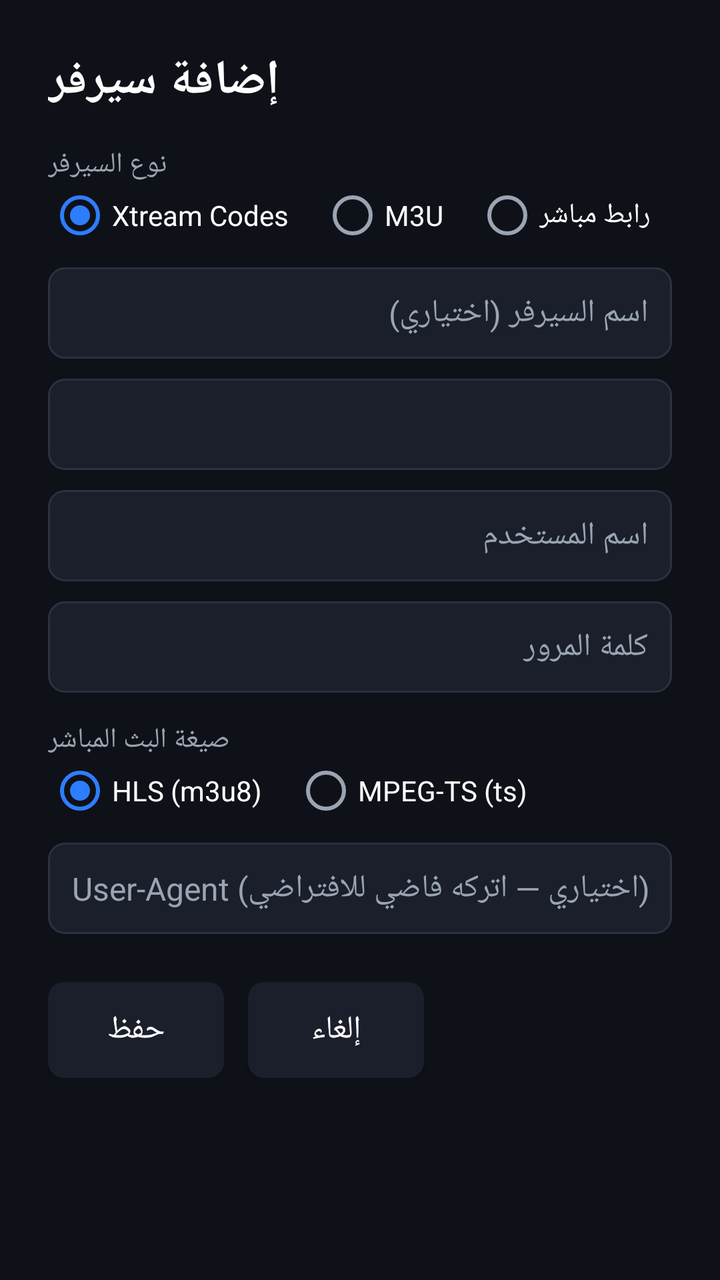
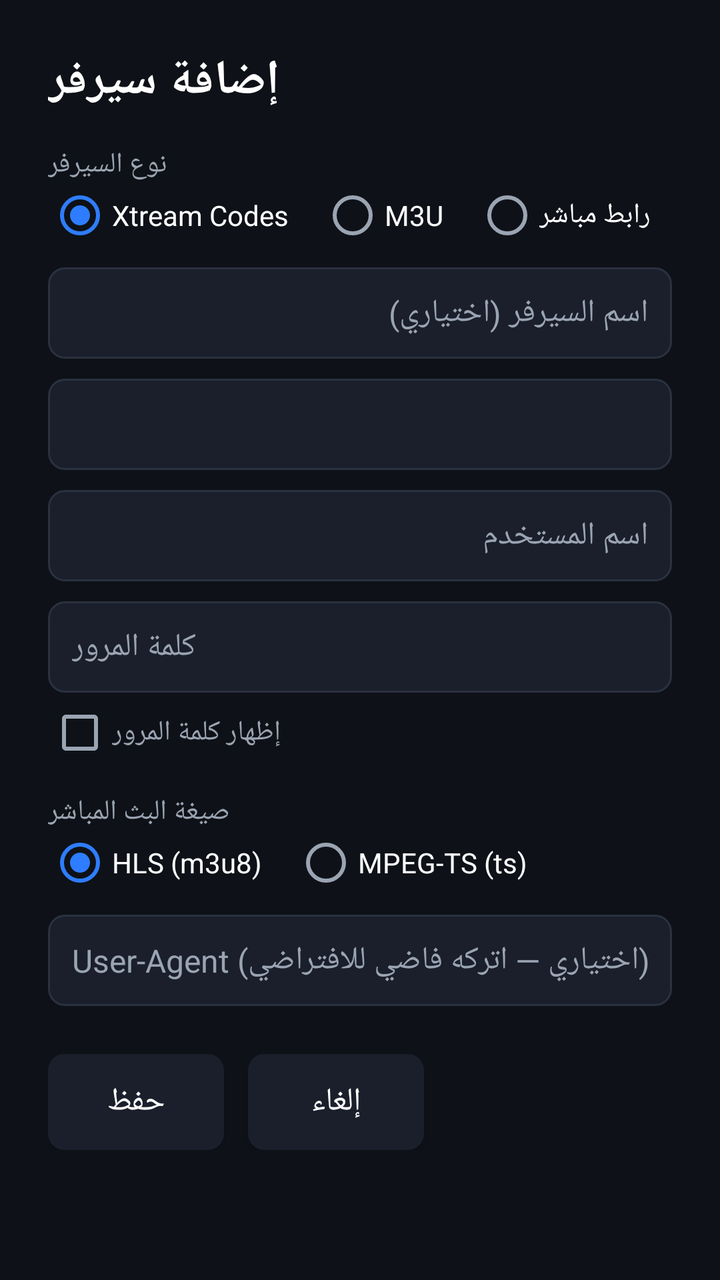

Screens rendered from an Android XML layout before and after an edit, with the pre-edit source and the edit as a unified diff.
<!-- AndroidManifest.xml: application theme AppTheme -->
<!-- res/layout/activity_add_server.xml -->
<?xml version="1.0" encoding="utf-8"?>
<ScrollView xmlns:android="http://schemas.android.com/apk/res/android"
    android:layout_width="match_parent"
    android:layout_height="match_parent"
    android:fillViewport="true">

    <LinearLayout
        android:layout_width="match_parent"
        android:layout_height="wrap_content"
        android:layout_gravity="center_horizontal"
        android:orientation="vertical"
        android:padding="24dp">

        <TextView
            android:id="@+id/heading"
            android:layout_width="wrap_content"
            android:layout_height="wrap_content"
            android:text="إضافة سيرفر"
            android:textColor="@color/text"
            android:textSize="24sp"
            android:textStyle="bold" />

        <TextView
            android:layout_width="wrap_content"
            android:layout_height="wrap_content"
            android:layout_marginTop="16dp"
            android:text="@string/server_type"
            android:textColor="@color/text_dim" />

        <RadioGroup
            android:id="@+id/typeGroup"
            android:layout_width="match_parent"
            android:layout_height="wrap_content"
            android:checkedButton="@+id/rbXtream"
            android:orientation="horizontal">

            <RadioButton
                android:id="@+id/rbXtream"
                android:layout_width="wrap_content"
                android:layout_height="wrap_content"
                android:layout_marginEnd="16dp"
                android:text="Xtream Codes"
                android:textColor="@color/text" />

            <RadioButton
                android:id="@+id/rbM3u"
                android:layout_width="wrap_content"
                android:layout_height="wrap_content"
                android:layout_marginEnd="16dp"
                android:text="M3U"
                android:textColor="@color/text" />

            <RadioButton
                android:id="@+id/rbDirect"
                android:layout_width="wrap_content"
                android:layout_height="wrap_content"
                android:text="رابط مباشر"
                android:textColor="@color/text" />
        </RadioGroup>

        <EditText
            android:id="@+id/name"
            style="@style/TvInput"
            android:layout_width="match_parent"
            android:layout_height="wrap_content"
            android:hint="@string/server_name"
            android:inputType="text" />

        <EditText
            android:id="@+id/url"
            style="@style/TvInput"
            android:layout_width="match_parent"
            android:layout_height="wrap_content"
            android:inputType="textUri"
            android:textDirection="ltr" />

        <LinearLayout
            android:id="@+id/xtreamFields"
            android:layout_width="match_parent"
            android:layout_height="wrap_content"
            android:orientation="vertical">

            <EditText
                android:id="@+id/username"
                style="@style/TvInput"
                android:layout_width="match_parent"
                android:layout_height="wrap_content"
                android:hint="@string/username"
                android:inputType="text"
                android:textDirection="ltr" />

            <EditText
                android:id="@+id/password"
                style="@style/TvInput"
                android:layout_width="match_parent"
                android:layout_height="wrap_content"
                android:hint="@string/password"
                android:inputType="text"
                android:textDirection="ltr" />

            <TextView
                android:layout_width="wrap_content"
                android:layout_height="wrap_content"
                android:layout_marginTop="14dp"
                android:text="@string/live_format"
                android:textColor="@color/text_dim" />

            <RadioGroup
                android:id="@+id/formatGroup"
                android:layout_width="match_parent"
                android:layout_height="wrap_content"
                android:checkedButton="@+id/rbHls"
                android:orientation="horizontal">

                <RadioButton
                    android:id="@+id/rbHls"
                    android:layout_width="wrap_content"
                    android:layout_height="wrap_content"
                    android:layout_marginEnd="16dp"
                    android:text="HLS (m3u8)"
                    android:textColor="@color/text" />

                <RadioButton
                    android:id="@+id/rbTs"
                    android:layout_width="wrap_content"
                    android:layout_height="wrap_content"
                    android:text="MPEG-TS (ts)"
                    android:textColor="@color/text" />
            </RadioGroup>
        </LinearLayout>

        <EditText
            android:id="@+id/userAgent"
            style="@style/TvInput"
            android:layout_width="match_parent"
            android:layout_height="wrap_content"
            android:hint="@string/user_agent"
            android:inputType="text"
            android:textDirection="ltr" />

        <LinearLayout
            android:layout_width="match_parent"
            android:layout_height="wrap_content"
            android:layout_marginTop="24dp"
            android:gravity="center_vertical"
            android:orientation="horizontal">

            <Button
                android:id="@+id/btnSave"
                style="@style/TvButton"
                android:layout_width="wrap_content"
                android:layout_height="wrap_content"
                android:text="@string/save" />

            <Button
                android:id="@+id/btnCancel"
                style="@style/TvButton"
                android:layout_width="wrap_content"
                android:layout_height="wrap_content"
                android:layout_marginStart="12dp"
                android:text="@string/cancel" />

            <ProgressBar
                android:id="@+id/progress"
                android:layout_width="32dp"
                android:layout_height="32dp"
                android:layout_marginStart="16dp"
                android:visibility="gone" />
        </LinearLayout>
    </LinearLayout>
</ScrollView>
<!-- resources referenced by this layout -->
<resources>
  <color name="text">#FFFFFF</color>
  <color name="text_dim">#9AA4B2</color>
  <string name="cancel">إلغاء</string>
  <string name="live_format">صيغة البث المباشر</string>
  <string name="password">كلمة المرور</string>
  <string name="save">حفظ</string>
  <string name="server_name">اسم السيرفر (اختياري)</string>
  <string name="server_type">نوع السيرفر</string>
  <string name="user_agent">User-Agent (اختياري — اتركه فاضي للافتراضي)</string>
  <string name="username">اسم المستخدم</string>
  <style name="TvButton" parent="Widget.AppCompat.Button">
          <item name="android:background">@drawable/bg_focus</item>
          <item name="android:textColor">@color/text</item>
          <item name="android:textSize">16sp</item>
          <item name="android:paddingStart">20dp</item>
          <item name="android:paddingEnd">20dp</item>
          <item name="android:minHeight">48dp</item>
          <item name="android:textAllCaps">false</item>
          <item name="android:focusable">true</item>
      </style>
  <style name="TvInput">
          <item name="android:background">@drawable/bg_input</item>
          <item name="android:textColor">@color/text</item>
          <item name="android:textColorHint">@color/text_dim</item>
          <item name="android:padding">12dp</item>
          <item name="android:textSize">16sp</item>
          <item name="android:singleLine">true</item>
          <item name="android:layout_marginTop">10dp</item>
      </style>
  <style name="AppTheme" parent="Theme.AppCompat.NoActionBar">
          <item name="colorPrimary">@color/accent</item>
          <item name="colorPrimaryDark">@color/bg</item>
          <item name="colorAccent">@color/accent</item>
          <item name="android:windowBackground">@color/bg</item>
          <item name="android:textColorPrimary">@color/text</item>
          <item name="android:textColorSecondary">@color/text_dim</item>
          <item name="android:statusBarColor">@color/bg</item>
          <item name="android:navigationBarColor">@color/bg</item>
      </style>
  <!-- drawable bg_focus (drawable) -->
  <?xml version="1.0" encoding="utf-8"?>
  <selector xmlns:android="http://schemas.android.com/apk/res/android">
      <item android:state_focused="true">
          <shape><solid android:color="@color/accent" /><corners android:radius="8dp" /></shape>
      </item>
      <item android:state_pressed="true">
          <shape><solid android:color="@color/accent" /><corners android:radius="8dp" /></shape>
      </item>
      <item android:state_activated="true">
          <shape><solid android:color="@color/accent_dim" /><corners android:radius="8dp" /></shape>
      </item>
      <item>
          <shape><solid android:color="@color/surface" /><corners android:radius="8dp" /></shape>
      </item>
  </selector>
  <!-- drawable bg_input (drawable) -->
  <?xml version="1.0" encoding="utf-8"?>
  <selector xmlns:android="http://schemas.android.com/apk/res/android">
      <item android:state_focused="true">
          <shape>
              <solid android:color="@color/surface" />
              <stroke android:width="2dp" android:color="@color/accent" />
              <corners android:radius="8dp" />
          </shape>
      </item>
      <item>
          <shape>
              <solid android:color="@color/surface" />
              <stroke android:width="1dp" android:color="#2A3140" />
              <corners android:radius="8dp" />
          </shape>
      </item>
  </selector>
  <color name="accent">#2E7DFF</color>
  <color name="bg">#0E1117</color>
  <color name="accent_dim">#1E3A66</color>
  <color name="surface">#1A1F2B</color>
</resources>

<!-- the commit's change to res/layout/activity_add_server.xml (unified diff, before → after) -->
@@ -95,8 +95,16 @@
                 android:layout_width="match_parent"
                 android:layout_height="wrap_content"
                 android:hint="@string/password"
-                android:inputType="text"
+                android:inputType="textPassword"
                 android:textDirection="ltr" />
+
+            <CheckBox
+                android:id="@+id/showPassword"
+                android:layout_width="wrap_content"
+                android:layout_height="wrap_content"
+                android:layout_marginTop="4dp"
+                android:text="إظهار كلمة المرور"
+                android:textColor="@color/text_dim" />
 
             <TextView
                 android:layout_width="wrap_content"
